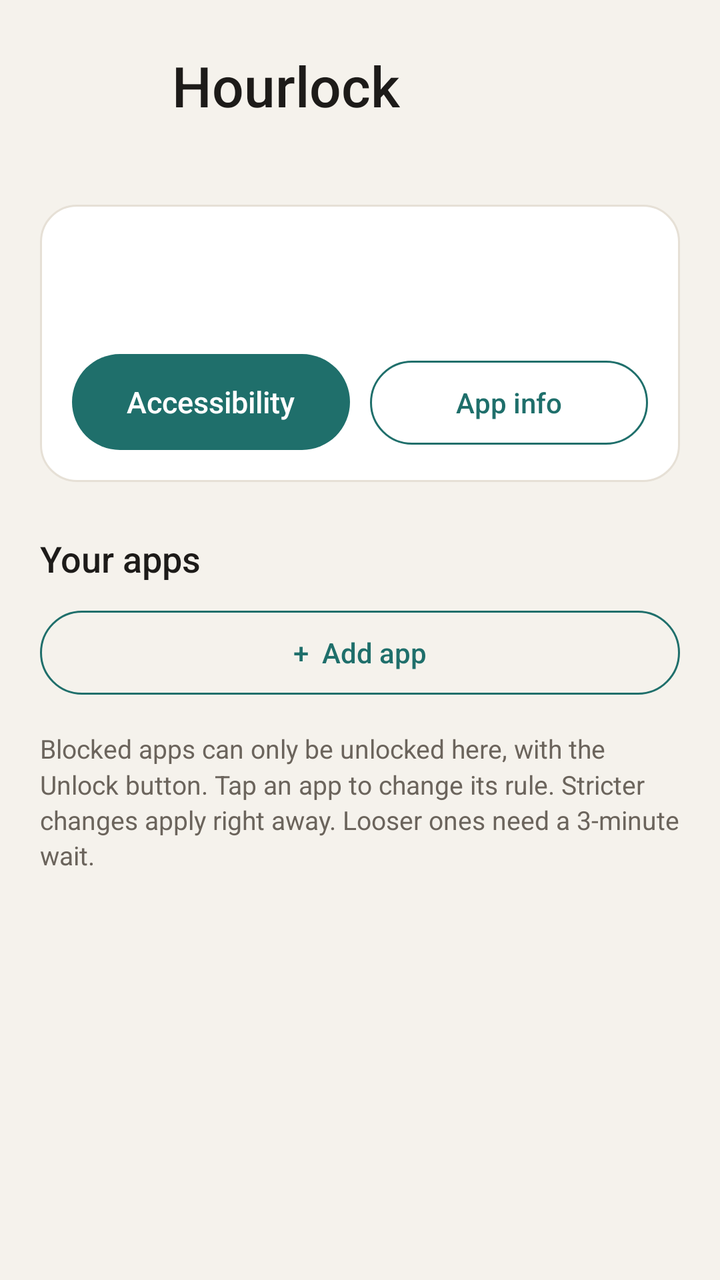
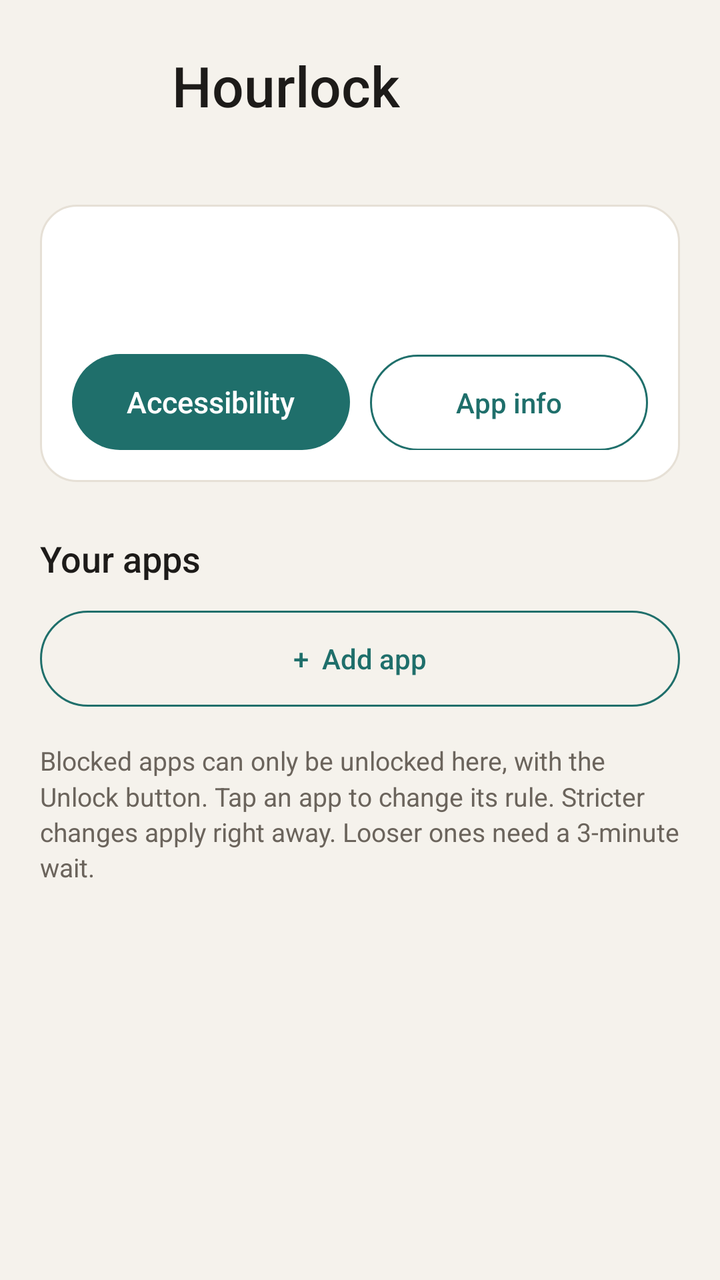

Before-and-after screenshots of an Android layout around one commit, followed by the original layout XML and the change that was made.
<!-- AndroidManifest.xml: application theme Theme.Hourlock -->
<!-- res/layout/activity_main.xml -->
<?xml version="1.0" encoding="utf-8"?>
<ScrollView xmlns:android="http://schemas.android.com/apk/res/android"
    android:layout_width="match_parent"
    android:layout_height="match_parent"
    android:background="@color/bg"
    android:fillViewport="true">

    <LinearLayout
        android:layout_width="match_parent"
        android:layout_height="wrap_content"
        android:orientation="vertical"
        android:paddingStart="20dp"
        android:paddingEnd="20dp"
        android:paddingTop="24dp"
        android:paddingBottom="32dp">

        <LinearLayout
            android:layout_width="match_parent"
            android:layout_height="wrap_content"
            android:gravity="center_vertical"
            android:orientation="horizontal">

            <ImageView
                android:layout_width="52dp"
                android:layout_height="52dp"
                android:contentDescription="@string/app_name"
                android:src="@mipmap/ic_launcher" />

            <LinearLayout
                android:layout_width="0dp"
                android:layout_height="wrap_content"
                android:layout_marginStart="14dp"
                android:layout_weight="1"
                android:orientation="vertical">

                <TextView
                    android:layout_width="wrap_content"
                    android:layout_height="wrap_content"
                    android:fontFamily="sans-serif-medium"
                    android:text="@string/app_name"
                    android:textColor="@color/text"
                    android:textSize="28sp" />

                <TextView
                    android:id="@+id/summary"
                    android:layout_width="wrap_content"
                    android:layout_height="wrap_content"
                    android:textColor="@color/subtext"
                    android:textSize="14sp" />
            </LinearLayout>
        </LinearLayout>

        <LinearLayout
            android:id="@+id/status_card"
            android:layout_width="match_parent"
            android:layout_height="wrap_content"
            android:layout_marginTop="22dp"
            android:background="@drawable/card"
            android:orientation="vertical"
            android:padding="16dp">

            <TextView
                android:id="@+id/status_title"
                android:layout_width="wrap_content"
                android:layout_height="wrap_content"
                android:fontFamily="sans-serif-medium"
                android:textColor="@color/accent"
                android:textSize="16sp" />

            <TextView
                android:id="@+id/status_body"
                android:layout_width="match_parent"
                android:layout_height="wrap_content"
                android:layout_marginTop="6dp"
                android:lineSpacingMultiplier="1.15"
                android:textColor="@color/subtext"
                android:textSize="14sp" />

            <LinearLayout
                android:id="@+id/status_buttons"
                android:layout_width="match_parent"
                android:layout_height="wrap_content"
                android:layout_marginTop="12dp"
                android:orientation="horizontal">

                <Button
                    android:id="@+id/btn_a11y"
                    style="@style/BtnPrimary"
                    android:layout_width="0dp"
                    android:layout_height="wrap_content"
                    android:layout_weight="1"
                    android:text="Accessibility" />

                <Button
                    android:id="@+id/btn_info"
                    style="@style/BtnOutline"
                    android:layout_width="0dp"
                    android:layout_height="wrap_content"
                    android:layout_marginStart="10dp"
                    android:layout_weight="1"
                    android:text="App info" />
            </LinearLayout>
        </LinearLayout>

        <TextView
            android:layout_width="wrap_content"
            android:layout_height="wrap_content"
            android:layout_marginTop="26dp"
            android:fontFamily="sans-serif-medium"
            android:text="Your apps"
            android:textColor="@color/text"
            android:textSize="18sp" />

        <LinearLayout
            android:id="@+id/app_list"
            android:layout_width="match_parent"
            android:layout_height="wrap_content"
            android:orientation="vertical" />

        <TextView
            android:id="@+id/empty"
            android:layout_width="match_parent"
            android:layout_height="wrap_content"
            android:layout_marginTop="10dp"
            android:text="No apps yet. Add one below."
            android:textColor="@color/subtext"
            android:textSize="14sp"
            android:visibility="gone" />

        <Button
            android:id="@+id/btn_add"
            style="@style/BtnOutline"
            android:layout_width="match_parent"
            android:layout_height="wrap_content"
            android:layout_marginTop="14dp"
            android:text="+  Add app" />

        <TextView
            android:layout_width="match_parent"
            android:layout_height="wrap_content"
            android:layout_marginTop="18dp"
            android:lineSpacingMultiplier="1.15"
            android:text="Blocked apps can only be unlocked here, with the Unlock button. Tap an app to change its rule. Stricter changes apply right away. Looser ones need a 3-minute wait."
            android:textColor="@color/subtext"
            android:textSize="13sp" />
    </LinearLayout>
</ScrollView>
<!-- resources referenced by this layout -->
<resources>
  <color name="accent">#1F6F6B</color>
  <color name="bg">#F5F2EC</color>
  <color name="subtext">#6B645C</color>
  <color name="text">#1D1B19</color>
  <!-- drawable card (drawable) -->
  <?xml version="1.0" encoding="utf-8"?>
  <shape xmlns:android="http://schemas.android.com/apk/res/android" android:shape="rectangle">
      <corners android:radius="18dp" />
      <solid android:color="@color/surface" />
      <stroke android:width="1dp" android:color="@color/surface_line" />
  </shape>
  <!-- mipmap ic_launcher (mipmap-anydpi-v26) -->
  <?xml version="1.0" encoding="utf-8"?>
  <adaptive-icon xmlns:android="http://schemas.android.com/apk/res/android">
      <background android:drawable="@drawable/ic_launcher_bg" />
      <foreground android:drawable="@drawable/ic_launcher_fg" />
      <monochrome android:drawable="@drawable/ic_launcher_mono" />
  </adaptive-icon>
  <string name="app_name">Hourlock</string>
  <style name="BtnOutline" parent="android:Widget.DeviceDefault.Button.Borderless">
          <item name="android:background">@drawable/btn_outline</item>
          <item name="android:textColor">@color/accent</item>
          <item name="android:textAllCaps">false</item>
          <item name="android:textSize">14sp</item>
          <item name="android:fontFamily">sans-serif-medium</item>
          <item name="android:minHeight">42dp</item>
          <item name="android:paddingStart">16dp</item>
          <item name="android:paddingEnd">16dp</item>
          <item name="android:stateListAnimator">@null</item>
      </style>
  <style name="BtnPrimary" parent="android:Widget.DeviceDefault.Button.Borderless">
          <item name="android:background">@drawable/btn_primary</item>
          <item name="android:textColor">@color/on_accent</item>
          <item name="android:textAllCaps">false</item>
          <item name="android:textSize">15sp</item>
          <item name="android:fontFamily">sans-serif-medium</item>
          <item name="android:minHeight">48dp</item>
          <item name="android:paddingStart">22dp</item>
          <item name="android:paddingEnd">22dp</item>
          <item name="android:stateListAnimator">@null</item>
      </style>
  <style name="Theme.Hourlock" parent="android:Theme.DeviceDefault.DayNight">
          <item name="android:windowActionBar">false</item>
          <item name="android:windowNoTitle">true</item>
          <item name="android:windowBackground">@color/bg</item>
          <item name="android:statusBarColor">@color/bg</item>
          <item name="android:navigationBarColor">@color/bg</item>
          <item name="android:windowLightStatusBar">@bool/light_bars</item>
          <item name="android:windowLightNavigationBar">@bool/light_bars</item>
          <item name="android:colorAccent">@color/accent</item>
      </style>
  <color name="surface">#FFFFFF</color>
  <color name="surface_line">#E6E0D6</color>
  <!-- drawable btn_outline (drawable) -->
  <?xml version="1.0" encoding="utf-8"?>
  <ripple xmlns:android="http://schemas.android.com/apk/res/android" android:color="?android:attr/colorControlHighlight">
      <item>
          <shape android:shape="rectangle">
              <corners android:radius="24dp" />
              <solid android:color="@android:color/transparent" />
              <stroke android:width="1dp" android:color="@color/accent" />
          </shape>
      </item>
  </ripple>
  <!-- drawable btn_primary (drawable) -->
  <?xml version="1.0" encoding="utf-8"?>
  <ripple xmlns:android="http://schemas.android.com/apk/res/android" android:color="#33FFFFFF">
      <item>
          <shape android:shape="rectangle">
              <corners android:radius="24dp" />
              <solid android:color="@color/accent" />
          </shape>
      </item>
  </ripple>
  <color name="on_accent">#FFFFFF</color>
  <!-- unchanged entries left out for length: 3 -->
</resources>

<!-- the commit's change to res/layout/activity_main.xml (unified diff, before → after) -->
@@ -2,7 +2,6 @@
 <ScrollView xmlns:android="http://schemas.android.com/apk/res/android"
     android:layout_width="match_parent"
     android:layout_height="match_parent"
-    android:background="@color/bg"
     android:fillViewport="true">
 
     <LinearLayout
<!-- resource entries referenced after the edit -->
@@ -25,7 +25,7 @@
           <item name="android:textAllCaps">false</item>
           <item name="android:textSize">14sp</item>
           <item name="android:fontFamily">sans-serif-medium</item>
-          <item name="android:minHeight">42dp</item>
+          <item name="android:minHeight">48dp</item>
           <item name="android:paddingStart">16dp</item>
           <item name="android:paddingEnd">16dp</item>
           <item name="android:stateListAnimator">@null</item>
